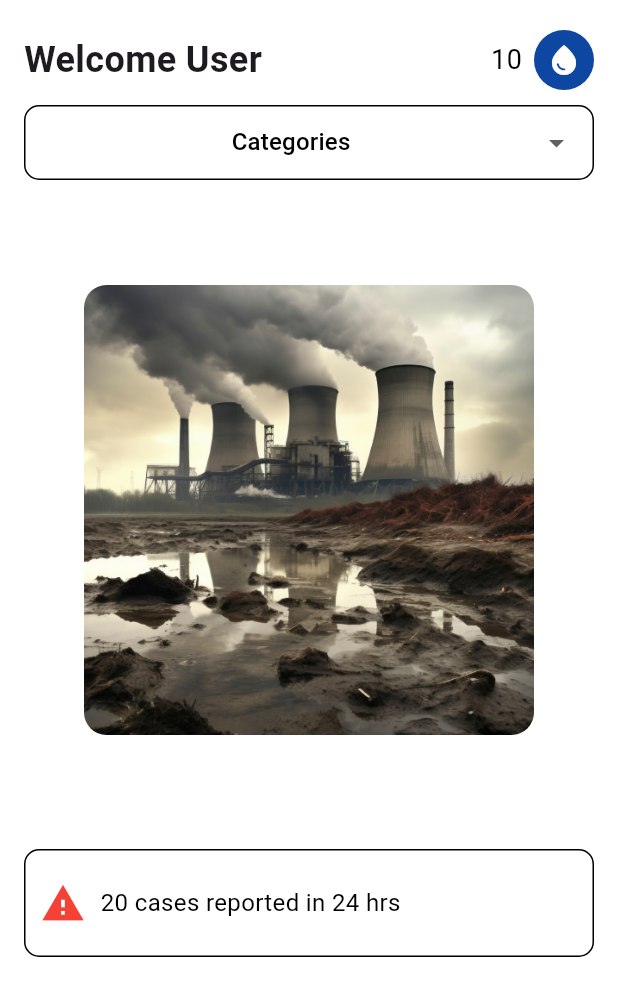
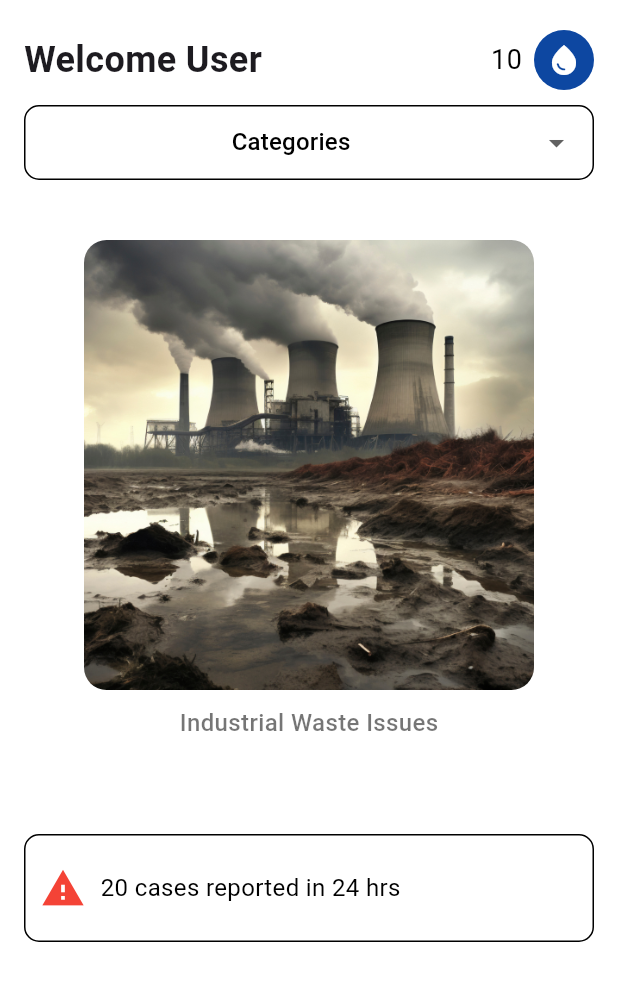
Before and after one commit to flameberry/PrimePatrol, a Flutter app: the HomePg screen opened directly, on a phone screen of 412 x 824 dp. Shown: the top 996 px of the screen. Run offline on Flutter 3.47's test engine with Material 3 defaults, Android fonts, the phone set to English and light mode, and no system bars; our stand-ins replace circle_nav_bar, firebase_auth, firebase_core, image_picker; accounts and stored records are empty.

Commit message:
ui_changes_1

```diff
--- a/lib/home_pg.dart
+++ b/lib/home_pg.dart
@@ -25,6 +25,13 @@ class _HomePgState extends State<HomePg> {
     'assets/inds.png',
     'assets/garbage.png',
     'assets/water_prob.png',
+  ];
+
+  // Subtitles for each image
+  final List<String> imageSubtitles = [
+    'Industrial Waste Issues',
+    'Garbage Disposal Problems',
+    'Water Logging Concerns',
   ];
 
   @override
@@ -114,7 +121,6 @@ class _HomePgState extends State<HomePg> {
                     return DropdownMenuItem<String>(
                       value: category,
                       child: Center(
-                        // Center the text within each dropdown item
                         child: Text(
                           category,
                           style: const TextStyle(
@@ -129,10 +135,13 @@ class _HomePgState extends State<HomePg> {
               ),
             ),
           ),
+          SizedBox(
+            height: 30,
+          ),
 
-          // Stack displaying images with rounded corners
+          // Stack displaying images with rounded corners and subtitle
           SizedBox(
-            height: 420.0, // Height for the swipeable stack
+            height: 380.0, // Height for the swipeable stack
             child: Center(
               child: GestureDetector(
                 onHorizontalDragEnd: (details) {
@@ -147,7 +156,9 @@ class _HomePgState extends State<HomePg> {
                     }
                   });
                 },
-                child: Stack(
+                child: Column(
+                  children: [
+                    Stack(
                       alignment: Alignment.center,
                       children: imagePaths.asMap().entries.map((entry) {
                         int idx = entry.key;
@@ -168,6 +179,17 @@ class _HomePgState extends State<HomePg> {
                           ),
                         );
                       }).toList(),
+                    ),
+                    const SizedBox(height: 10.0),
+                    Text(
+                      imageSubtitles[currentIndex], // Display subtitle
+                      style: const TextStyle(
+                        fontSize: 16.0,
+                        fontWeight: FontWeight.w500,
+                        color: Colors.black54,
+                      ),
+                    ),
+                  ],
                 ),
               ),
             ),
--- a/lib/profile_pg.dart
+++ b/lib/profile_pg.dart
@@ -47,7 +47,7 @@ class _ProfilePgState extends State<ProfilePg> {
 
               // User Email or Info
               const Text(
-                'sohamkelaskar10@gmail.com',
+                'soham03@gmail.com',
                 style: TextStyle(
                   fontSize: 16.0,
                   color: Colors.grey,
@@ -74,7 +74,7 @@ class _ProfilePgState extends State<ProfilePg> {
                   crossAxisAlignment: CrossAxisAlignment.start,
                   children: [
                     // Add any additional profile information here
-                    _buildProfileDetail('Phone', '+91 9930183270'),
+                    _buildProfileDetail('Phone', '+91 91568 54149'),
                     const Divider(),
                     _buildProfileDetail('Address', 'Thane, Maharashtra'),
                   ],
--- a/pubspec.yaml
+++ b/pubspec.yaml
@@ -36,6 +36,11 @@ dependencies:
   cupertino_icons: ^1.0.8
   circle_nav_bar:
   image_picker:
+  firebase_core: ^3.6.0
+  firebase_auth: ^5.3.1
+  cached_network_image:
+  cloud_firestore:
+  http: ^0.13.3
 
 dev_dependencies:
   flutter_test:
```
Also changed, not shown: lib/login_pg.dart (+50 -10 lines), lib/main.dart (+5 -3 lines), firebase.json (added), lib/firebase_options.dart (added), 6 other files. Lines whose indentation alone changed are shown as unchanged.
